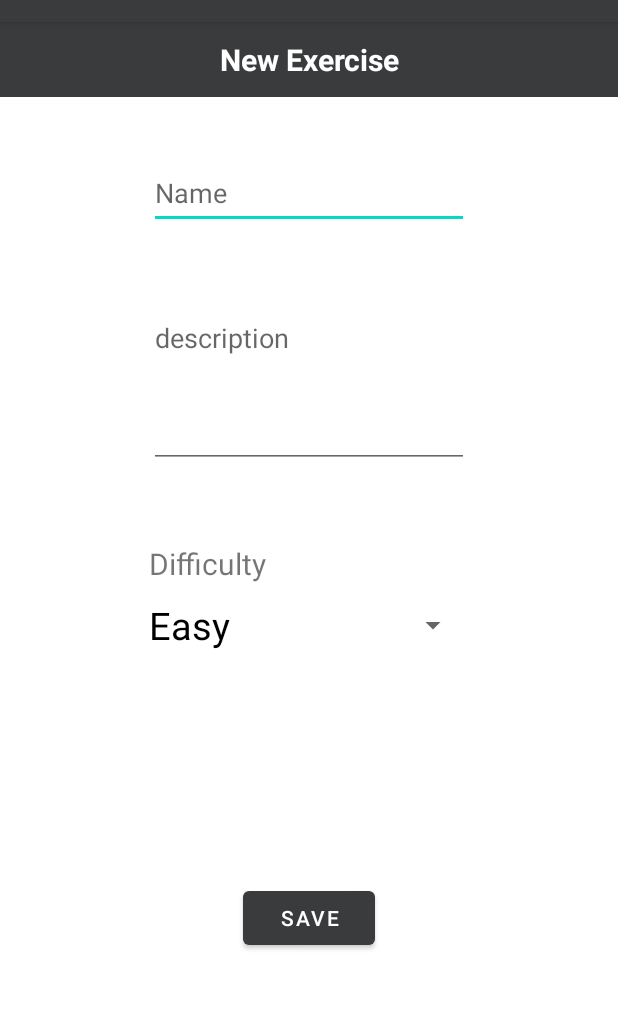
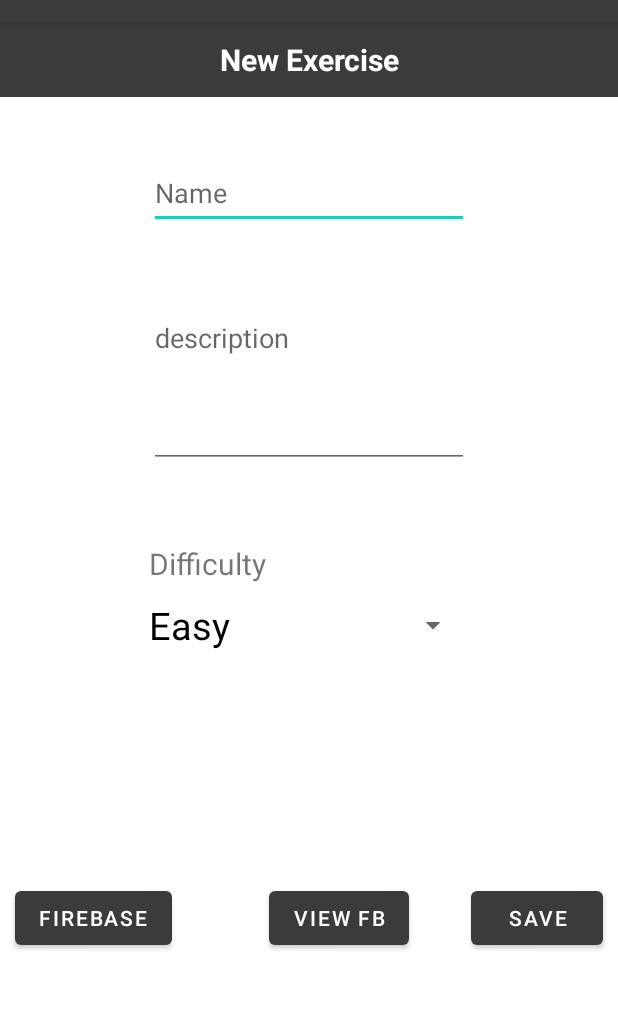
Before and after one commit to SamPrecious/Workout365-Java-Android-App, an Android app: the CreateExercise screen opened directly, with no data from a screen before it, on a phone screen of 412 x 824 dp, the part 62-1071 px from its top. Run offline under Robolectric (Android 15) with nearby library versions, the phone set to English and light mode, and no system bars; our stand-ins replace Firebase (no records; nobody signed in at launch, a user with empty details on screens opened directly).

Commit message:
Added Firebase Support
Shareable exercises with firebase

```diff
--- a/app/src/main/res/layout/activity_create_exercise.xml
+++ b/app/src/main/res/layout/activity_create_exercise.xml
@@ -69,9 +69,33 @@
       android:layout_width="wrap_content"
       android:layout_height="wrap_content"
       android:text="Save"
+      android:layout_marginRight="10dp"
       android:onClick="saveExercise"
       app:layout_constraintBottom_toBottomOf="parent"
       app:layout_constraintEnd_toEndOf="parent"
+      app:layout_constraintTop_toBottomOf="@+id/setExerciseDifficulty" />
+
+  <Button
+      android:id="@+id/viewFirebase"
+      android:layout_width="wrap_content"
+      android:layout_height="wrap_content"
+      android:onClick="viewFirebase"
+      android:text="View FB"
+      app:layout_constraintBottom_toBottomOf="parent"
+      app:layout_constraintEnd_toStartOf="@+id/saveButton"
+      app:layout_constraintHorizontal_bias="0.608"
+      app:layout_constraintStart_toEndOf="@+id/firebaseButton"
+      app:layout_constraintTop_toBottomOf="@+id/setExerciseDifficulty"
+      app:layout_constraintVertical_bias="0.501" />
+
+  <Button
+      android:id="@+id/firebaseButton"
+      android:layout_width="wrap_content"
+      android:layout_height="wrap_content"
+      android:onClick="saveToFirebase"
+      android:text="Firebase"
+      android:layout_marginLeft="10dp"
+      app:layout_constraintBottom_toBottomOf="parent"
       app:layout_constraintStart_toStartOf="parent"
       app:layout_constraintTop_toBottomOf="@+id/setExerciseDifficulty" />
 
@@ -80,6 +104,7 @@
       android:layout_width="@+id/setExerciseDifficulty"
       android:layout_height="wrap_content"
       android:layout_marginTop="50dp"
+
       android:text="Difficulty"
       android:textSize="20dp"
       app:layout_constraintEnd_toEndOf="@+id/setExerciseDifficulty"
```
Also changed, not shown: app/build.gradle (+6 -1 lines), app/src/main/AndroidManifest.xml (+11 -4 lines), app/src/main/java/com/example/workout365/CreateExercise.java (+51 -0 lines), app/src/main/java/com/example/workout365/ExerciseFragment.java (+0 -15 lines), app/src/main/java/com/example/workout365/ViewFirebase.java (added, +45 -0 lines), app/src/main/res/layout/activity_view_firebase.xml (added, +18 -0 lines), app/src/main/res/layout/firebase_list.xml (added, +7 -0 lines), build.gradle (+14 -0 lines), 1 other file.
